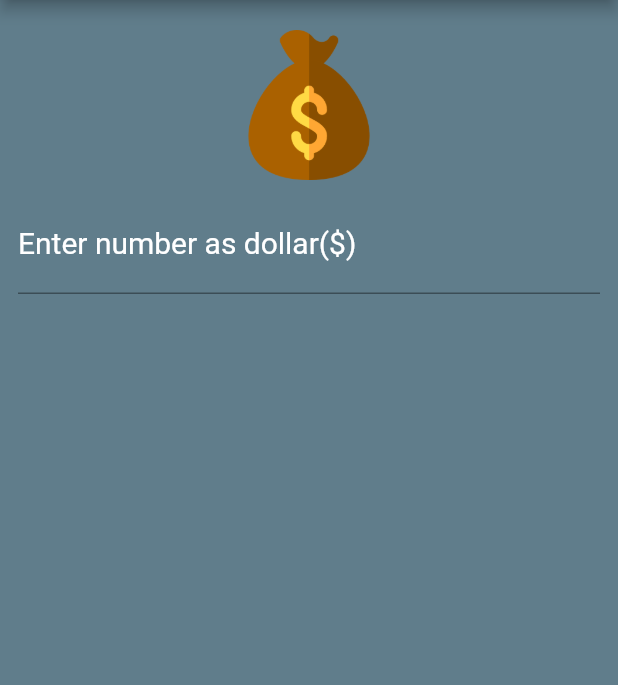
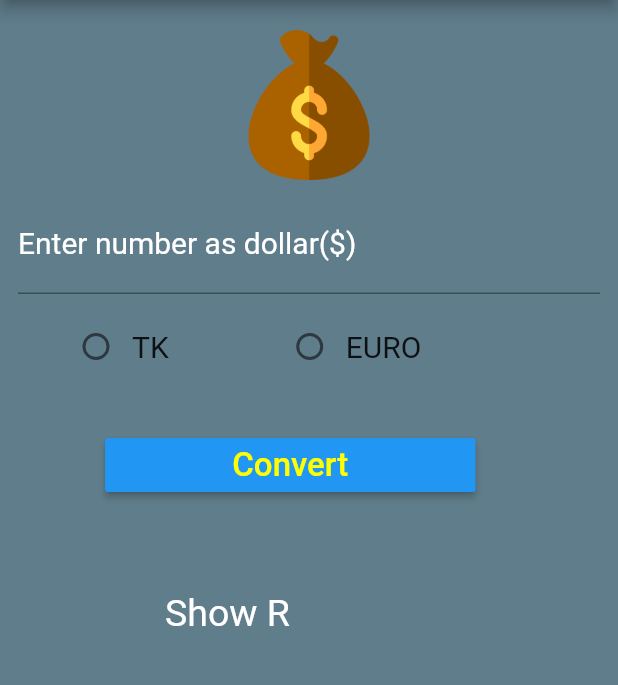
Before and after one commit to robin3317/Flutter_CurrencyConverter, a Flutter app: the screen it shows after launch, on a phone screen of 412 x 824 dp, the part 84-769 px from its top. Run offline on Flutter 3.47's test engine with Material 2 defaults, Android fonts, the phone set to English and light mode, and no system bars.

Commit message:
designing is done

```diff
--- a/lib/ui/home.dart
+++ b/lib/ui/home.dart
@@ -8,6 +8,12 @@ class Home extends StatefulWidget {
 }
 
 class HomeState extends State<Home> {
+  int _groupValue;
+  void _handleGroupValue(int value) {
+    setState(() {
+      _groupValue = value;
+    });
+  }
   @override
   Widget build(BuildContext context) {
     return new Scaffold(
@@ -48,13 +54,52 @@ class HomeState extends State<Home> {
               ),
             ),
             //radio button
-
+            new Row(
+              children: <Widget>[
+                new Padding(padding: new EdgeInsets.only(left: 40.0, top: 70.0)),
+                new Radio<int>(
+                    value: 0,
+                    groupValue: _groupValue,
+                    onChanged: _handleGroupValue,
+                    activeColor: Colors.orangeAccent,
+                ),
+                new Text("TK", style: new TextStyle(fontSize: 20.0),),
+                new Padding(padding: EdgeInsets.only(left: 70.0)),
+                new Radio<int>(
+                    value: 1,
+                    groupValue: _groupValue,
+                    onChanged: _handleGroupValue,
+                    activeColor: Colors.lightGreenAccent,
+                ),
+                new Text("EURO", style: new TextStyle(fontSize: 20.0),)
+              ],
+            ),
+            //convert button
+            new Container(
+              margin: EdgeInsets.only(top: 20.0, left: 70.0, right: 95.0),
+              child: new RaisedButton(
+                  onPressed: () => debugPrint("hi"),
+                  child: new Text(
+                    "Convert",
+                    style: new TextStyle(
+                      fontSize: 22.0, color: Colors.yellowAccent,
+                    ),
+                  ),
+                  color: Colors.blue,
+              ),
+            ),
+            //show result
+            new Container(
+              margin: EdgeInsets.only(left: 110.0, top: 60.0),
+              child: new Text(
+                "Show R",
+                style: new TextStyle(fontSize: 25.0, color: Colors.white),
+              ),
+            )
           ],
 
         ),
       ),
-        //TODO: convert button
-        //TODO: show result
     );
   }
 }
```
